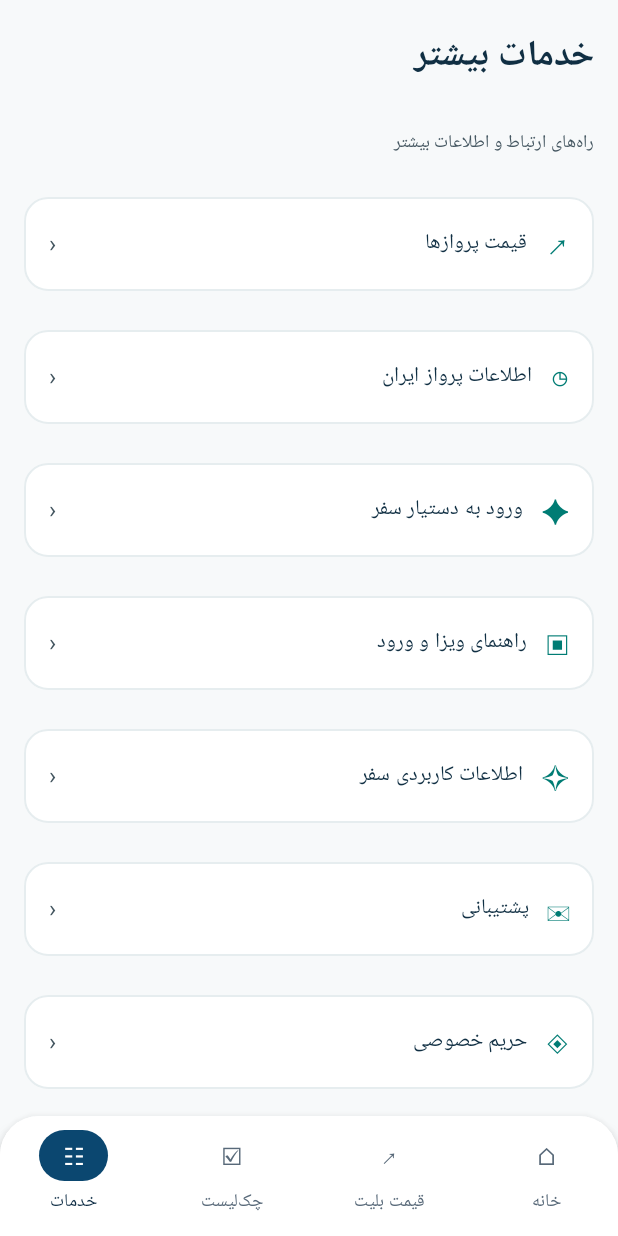
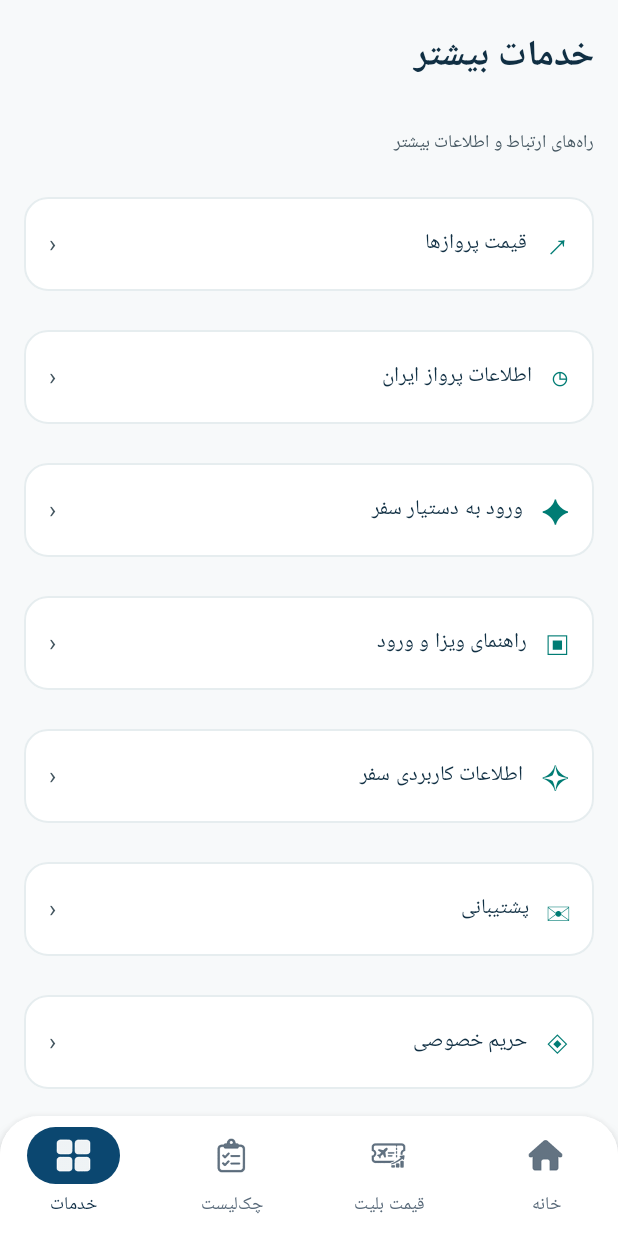
Before and after one commit to abolfazl260/flightiranbot24, an Android app built with Jetpack Compose: the screen it shows after launch (MainActivity), item 4 of the bottom bar chosen, on a phone screen of 412 x 824 dp. Run offline under Robolectric (Android 15) with nearby library versions, the light colour scheme and no system bars; 1 statement that could not run was skipped.

Commit message:
feat(android): replace footer glyphs with compact WebP icons

```diff
--- a/android/app/src/main/java/com/abolfazl260/flightiranbot24/presentation/components/TravelComponents.kt
+++ b/android/app/src/main/java/com/abolfazl260/flightiranbot24/presentation/components/TravelComponents.kt
@@ -1,12 +1,14 @@
 package com.abolfazl260.flightiranbot24.presentation.components
 
 import androidx.compose.foundation.BorderStroke
+import androidx.compose.foundation.Image
 import androidx.compose.foundation.shape.RoundedCornerShape
 import androidx.compose.foundation.layout.Arrangement
 import androidx.compose.foundation.layout.Box
 import androidx.compose.foundation.layout.Column
 import androidx.compose.foundation.layout.Row
 import androidx.compose.foundation.layout.RowScope
+import androidx.compose.foundation.layout.size
 import androidx.compose.foundation.layout.fillMaxWidth
 import androidx.compose.foundation.layout.heightIn
 import androidx.compose.foundation.layout.padding
@@ -29,6 +31,7 @@ import androidx.compose.runtime.setValue
 import androidx.compose.runtime.remember
 import androidx.compose.ui.Alignment
 import androidx.compose.ui.graphics.Color
+import androidx.compose.ui.graphics.ColorFilter
 import androidx.compose.ui.Modifier
 import androidx.compose.ui.focus.onFocusChanged
 import androidx.compose.ui.semantics.clearAndSetSemantics
@@ -39,6 +42,7 @@ import androidx.compose.ui.text.font.FontWeight
 import androidx.compose.ui.text.style.TextAlign
 import androidx.compose.ui.tooling.preview.Preview
 import androidx.compose.ui.res.stringResource
+import androidx.compose.ui.res.painterResource
 import com.abolfazl260.flightiranbot24.R
 import androidx.compose.ui.unit.dp
 import com.abolfazl260.flightiranbot24.presentation.theme.TravelTheme
@@ -65,25 +69,25 @@ internal fun TravelBottomNavigation(
             TravelNavigationItem(
                 selected = selectedTab == TravelTab.HOME,
                 onClick = onHome,
-                symbol = "⌂",
+                iconRes = R.drawable.nav_home,
                 label = stringResource(R.string.navigation_home),
             )
             TravelNavigationItem(
                 selected = selectedTab == TravelTab.PRICES,
                 onClick = onPrices,
-                symbol = "↗",
+                iconRes = R.drawable.nav_prices,
                 label = stringResource(R.string.navigation_prices),
             )
             TravelNavigationItem(
                 selected = selectedTab == TravelTab.CHECKLIST,
                 onClick = onChecklist,
-                symbol = "☑",
+                iconRes = R.drawable.nav_checklist,
                 label = stringResource(R.string.navigation_checklist),
             )
             TravelNavigationItem(
                 selected = selectedTab == TravelTab.SERVICES,
                 onClick = onServices,
-                symbol = "☷",
+                iconRes = R.drawable.nav_services,
                 label = stringResource(R.string.navigation_services),
             )
         }
@@ -147,7 +151,7 @@ internal fun TravelServiceCard(
 @Composable
 internal fun RowScope.TravelNavigationItem(
     label: String,
-    symbol: String,
+    iconRes: Int,
     selected: Boolean,
     onClick: () -> Unit,
 ) {
@@ -157,7 +161,16 @@ internal fun RowScope.TravelNavigationItem(
         // Stable Persian accessibility label for TalkBack and UIAutomator.
         // Some Compose/emulator combinations omit nested Text in the merged tree.
         modifier = Modifier.semantics { contentDescription = label },
-        icon = { Text(symbol, modifier = Modifier.clearAndSetSemantics { }) },
+        icon = {
+            Image(
+                painter = painterResource(iconRes),
+                contentDescription = null,
+                modifier = Modifier.size(30.dp),
+                colorFilter = ColorFilter.tint(
+                    if (selected) Color.White else Color(0xFF586979),
+                ),
+            )
+        },
         label = { Text(label) },
         alwaysShowLabel = true,
         colors = NavigationBarItemDefaults.colors(
```
Also changed, not shown: android/app/src/main/res/drawable-nodpi/nav_checklist.webp (added), android/app/src/main/res/drawable-nodpi/nav_home.webp (added), android/app/src/main/res/drawable-nodpi/nav_prices.webp (added), android/app/src/main/res/drawable-nodpi/nav_services.webp (added).
